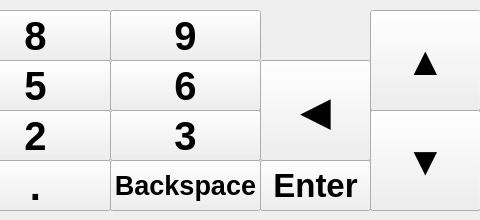
krontech/chronos-cam-app, file src/keyboardnumeric.ui: the form before one commit; both pictures show x 200 to 680 and y 0 to 220 of the 800 by 220 pixel window.
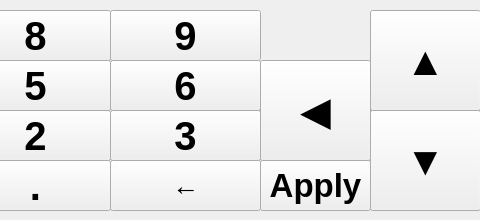
The form after the commit.

Commit message: Made the numeric keyboard apply/backspace buttons match those of the full keyboard.

```diff
--- a/src/keyboardnumeric.ui
+++ b/src/keyboardnumeric.ui
@@ -247,7 +247,7 @@
     </font>
    </property>
    <property name="text">
-    <string>Backspace</string>
+    <string>←</string>
    </property>
   </widget>
   <widget class="QPushButton" name="num9">
@@ -394,7 +394,7 @@
     </font>
    </property>
    <property name="text">
-    <string>Enter</string>
+    <string>Apply</string>
    </property>
   </widget>
  </widget>
```
